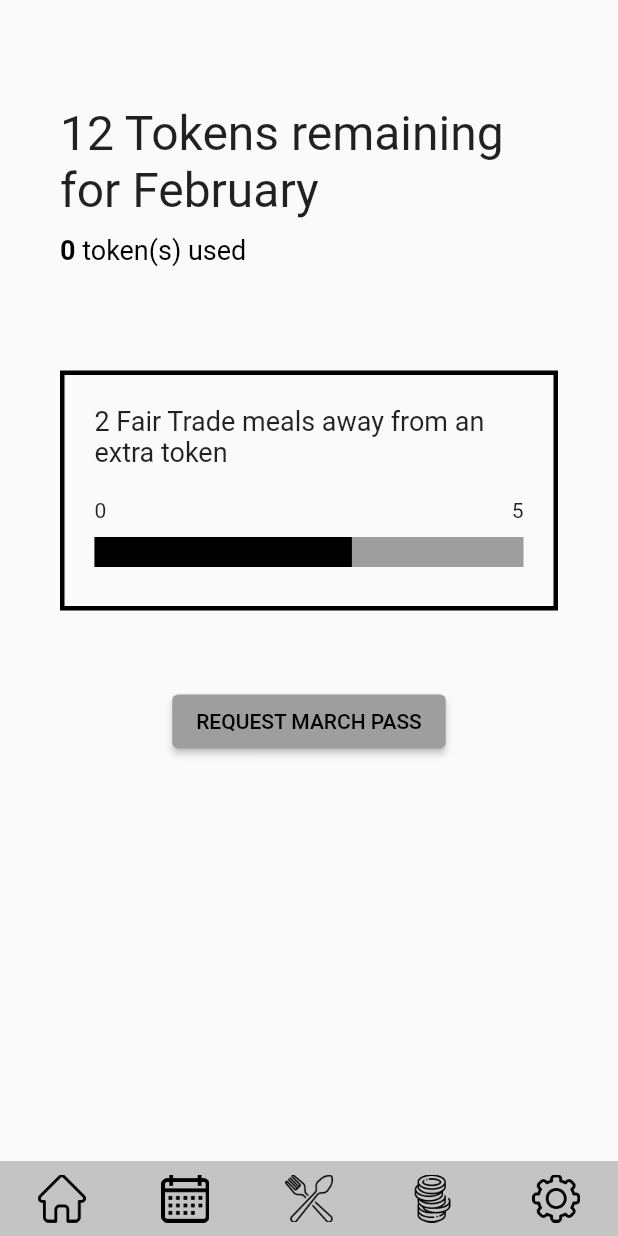
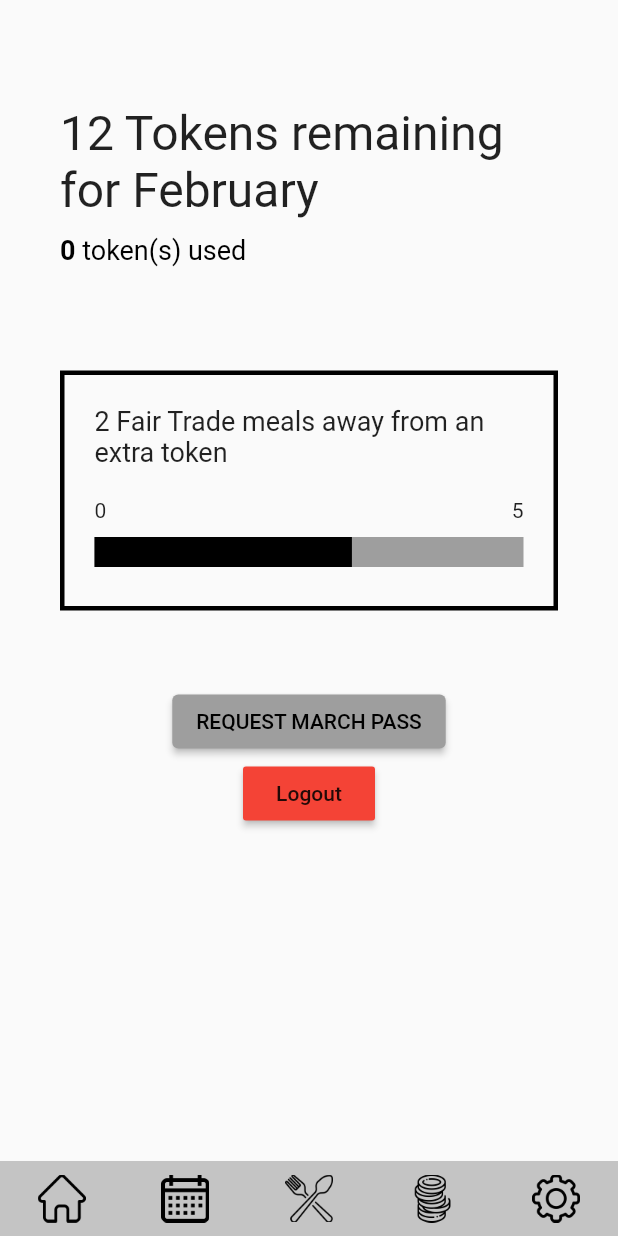
Before and after one commit to jla522/StormHacks2021, a Flutter app: the tokens screen opened by its route, on a phone screen of 412 x 824 dp. Run offline on Flutter 3.47's test engine with Material 2 defaults, Android fonts, the phone set to English and light mode, and no system bars; our stand-ins replace firebase_auth, firebase_database, google_sign_in; accounts and stored records are empty.

Commit message:
feat: add logout and example on tokens page

```diff
--- /dev/null
+++ b/stormhacks_app/lib/UIWidgets/LogoutBtn.dart
@@ -0,0 +1,21 @@
+import 'package:flutter/material.dart';
+import '../auth/BasicAuth.dart';
+
+class LogoutBtn extends StatelessWidget {
+  void logout(context) {
+    logoutBasic().then((value) => {
+          print("User logged out"),
+          Navigator.pushReplacementNamed(context, "/")
+        });
+  }
+
+  @override
+  Widget build(BuildContext context) {
+    return MaterialButton(
+        onPressed: () {
+          this.logout(context);
+        },
+        color: Colors.red,
+        child: Text("Logout"));
+  }
+}
--- a/stormhacks_app/lib/tokens.dart
+++ b/stormhacks_app/lib/tokens.dart
@@ -1,6 +1,7 @@
 import 'package:flutter/material.dart';
 import 'navBar.dart';
 import './UIWidgets/FairTradeProgress.dart';
+import './UIWidgets/LogoutBtn.dart';
 
 class tokens extends StatefulWidget {
   tokens({Key key}) : super(key: key);
@@ -35,7 +36,12 @@ class _tokensState extends State<tokens> {
                   child: Row(
                 mainAxisAlignment: MainAxisAlignment.center,
                 children: [_buildRequestMontlyPass(nextMonth)],
-              ))
+              )),
+              Container(
+                  child: Row(
+                mainAxisAlignment: MainAxisAlignment.center,
+                children: [LogoutBtn()],
+              )),
             ])));
   }
 
```
Also changed, not shown: stormhacks_app/lib/auth/BasicAuth.dart (+12 -0 lines).
